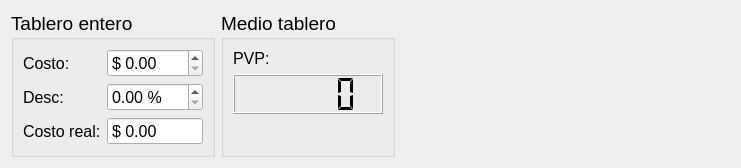
Qt form ui/TabHalfPlank.ui (Scoowy/opticortes-optitools-python) before a commit.
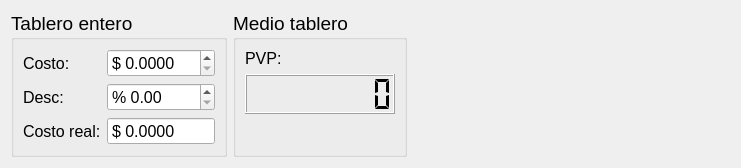
The same form after that commit.

Commit message:
Fix number of decimals bug.
Changes:
- Fixed a bug of decimal numbers.

Bugs:
-

What changed in the file:
```diff
--- a/ui/TabHalfPlank.ui
+++ b/ui/TabHalfPlank.ui
@@ -60,8 +60,11 @@
         <property name="prefix">
          <string>$ </string>
         </property>
+        <property name="decimals">
+         <number>4</number>
+        </property>
         <property name="maximum">
-         <double>300.000000000000000</double>
+         <double>999.000000000000000</double>
         </property>
        </widget>
       </item>
@@ -84,11 +87,11 @@
           <pointsize>12</pointsize>
          </font>
         </property>
-        <property name="suffix">
-         <string> %</string>
+        <property name="prefix">
+         <string>% </string>
         </property>
         <property name="maximum">
-         <double>300.000000000000000</double>
+         <double>100.000000000000000</double>
         </property>
        </widget>
       </item>
@@ -123,8 +126,11 @@
         <property name="prefix">
          <string>$ </string>
         </property>
+        <property name="decimals">
+         <number>4</number>
+        </property>
         <property name="maximum">
-         <double>300.000000000000000</double>
+         <double>999.000000000000000</double>
         </property>
        </widget>
       </item>
@@ -162,6 +168,9 @@
           <height>40</height>
          </size>
         </property>
+        <property name="digitCount">
+         <number>8</number>
+        </property>
         <property name="segmentStyle">
          <enum>QLCDNumber::Flat</enum>
         </property>
```
Left out of the diff: 4 changed lines with no effect on the pictures. The commit also changes 2 other files.
